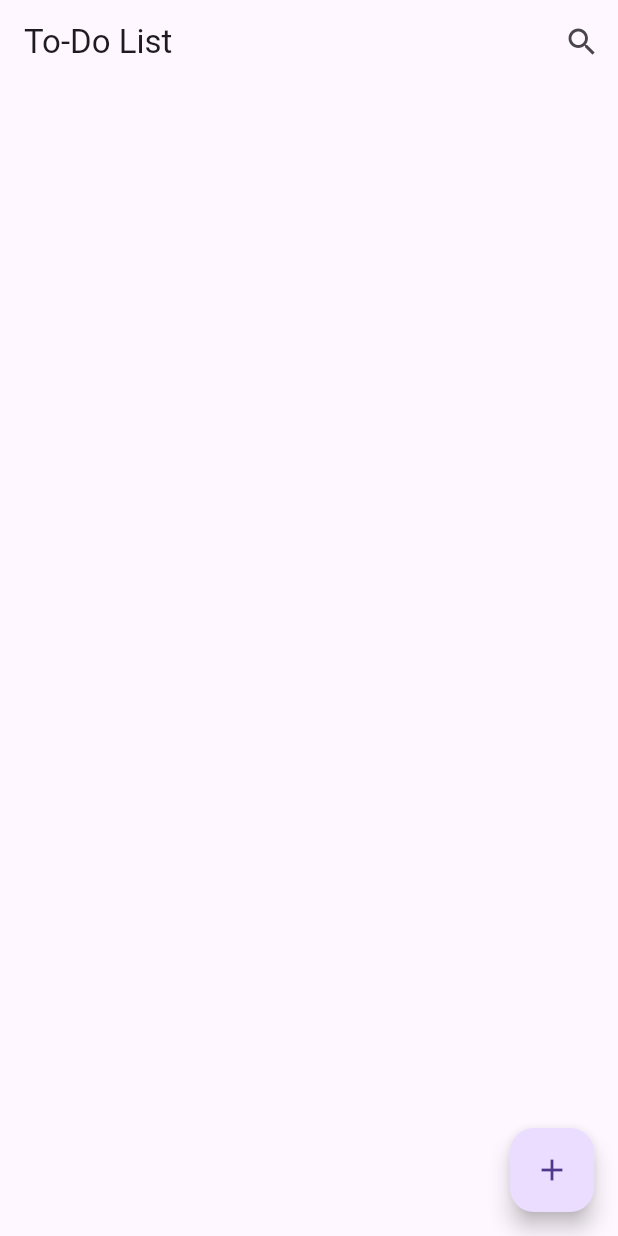
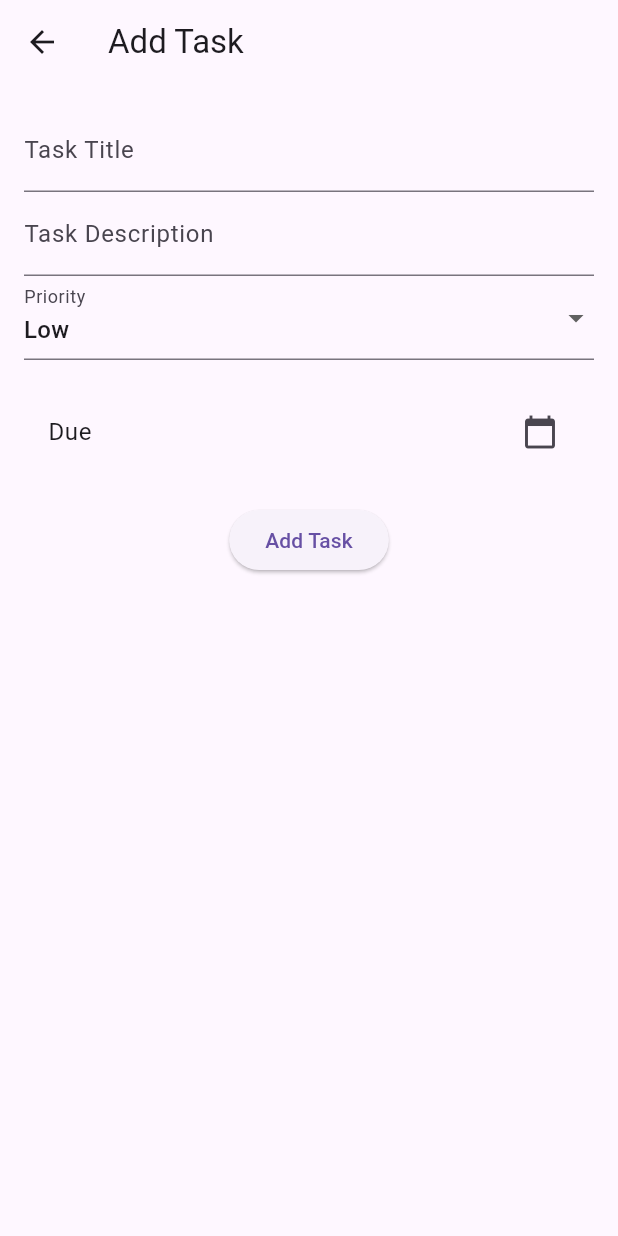
Before and after one commit to pradnyesh-86/todo_list_app, a Flutter app: the screen it shows after launch, after a tap on the "add" icon, on a phone screen of 412 x 824 dp. Run offline on Flutter 3.47's test engine with Material 3 defaults, Android fonts, the phone set to English and light mode, and no system bars; our stand-ins replace flutter_local_notifications, get, sqflite, timezone; accounts and stored records are empty.

Commit message:
added create and update task functiionality

```diff
--- a/lib/database/task_repository.dart
+++ b/lib/database/task_repository.dart
@@ -41,4 +41,22 @@ class TaskRepository {
     final db = await _getDatabase();
     await db.delete('tasks', where: 'id = ?', whereArgs: [id]);
   }
+
+  static Task copyWith(
+    Task task, {
+    String? title,
+    String? description,
+    DateTime? dueDate,
+    String? priority,
+    bool? isCompleted,
+  }) {
+    return Task(
+      id: task.id, // Keep the existing ID
+      title: title ?? task.title,
+      description: description ?? task.description,
+      dueDate: dueDate ?? task.dueDate,
+      priority: priority ?? task.priority,
+      isCompleted: isCompleted ?? task.isCompleted,
+    );
+  }
 }
--- a/lib/models/task.dart
+++ b/lib/models/task.dart
@@ -37,4 +37,23 @@ class Task {
       isCompleted: map['isCompleted'] == 1,
     );
   }
+
+  // Define the copyWith method
+  Task copyWith({
+    int? id,
+    String? title,
+    String? description,
+    DateTime? dueDate,
+    String? priority,
+    bool? isCompleted,
+  }) {
+    return Task(
+      id: id ?? this.id,
+      title: title ?? this.title,
+      description: description ?? this.description,
+      dueDate: dueDate ?? this.dueDate,
+      priority: priority ?? this.priority,
+      isCompleted: isCompleted ?? this.isCompleted,
+    );
+  }
 }
--- /dev/null
+++ b/lib/views/AddEditTaskScreen.dart
@@ -0,0 +1,136 @@
+import 'package:flutter/material.dart';
+import 'package:get/get.dart';
+import '../models/task.dart';
+import '../viewmodels/task_controller.dart';
+
+class AddEditTaskScreen extends StatefulWidget {
+  final Task? task; // Optional task for editing
+
+  AddEditTaskScreen({this.task});
+
+  @override
+  _AddEditTaskScreenState createState() => _AddEditTaskScreenState();
+}
+
+class _AddEditTaskScreenState extends State<AddEditTaskScreen> {
+  final _formKey = GlobalKey<FormState>();
+  final TaskController taskController = Get.find();
+
+  // Controllers for text fields
+  TextEditingController _titleController = TextEditingController();
+  TextEditingController _descriptionController = TextEditingController();
+
+  // Variables for priority and due date
+  String _selectedPriority = 'Low';
+  DateTime _selectedDate = DateTime.now();
+
+  @override
+  void initState() {
+    super.initState();
+    if (widget.task != null) {
+      _titleController.text = widget.task!.title;
+      _descriptionController.text = widget.task!.description;
+      _selectedPriority = widget.task!.priority;
+      _selectedDate = widget.task!.dueDate;
+    }
+  }
+
+  @override
+  Widget build(BuildContext context) {
+    return Scaffold(
+      appBar: AppBar(
+        title: Text(widget.task != null ? 'Edit Task' : 'Add Task'),
+      ),
+      body: Padding(
+        padding: const EdgeInsets.all(16.0),
+        child: Form(
+          key: _formKey,
+          child: Column(
+            children: [
+              TextFormField(
+                controller: _titleController,
+                decoration: InputDecoration(labelText: 'Task Title'),
+                validator: (value) {
+                  if (value == null || value.isEmpty) {
+                    return 'Please enter a task title';
+                  }
+                  return null;
+                },
+              ),
+              TextFormField(
+                controller: _descriptionController,
+                decoration: InputDecoration(labelText: 'Task Description'),
+              ),
+              DropdownButtonFormField<String>(
+                value: _selectedPriority,
+                decoration: InputDecoration(labelText: 'Priority'),
+                items: ['Low', 'Medium', 'High'].map((priority) {
+                  return DropdownMenuItem(
+                    value: priority,
+                    child: Text(priority),
+                  );
+                }).toList(),
+                onChanged: (value) {
+                  setState(() {
+                    _selectedPriority = value!;
+                  });
+                },
+              ),
+              SizedBox(height: 20),
+              ListTile(
+                title:
+                    Text('Due Date: ${_selectedDate.toLocal()}'.split(' ')[0]),
+                trailing: Icon(Icons.calendar_today),
+                onTap: _selectDate,
+              ),
+              SizedBox(height: 20),
+              ElevatedButton(
+                onPressed: _saveTask,
+                child: Text(widget.task != null ? 'Update Task' : 'Add Task'),
+              ),
+            ],
+          ),
+        ),
+      ),
+    );
+  }
+
+  Future<void> _selectDate() async {
+    DateTime? picked = await showDatePicker(
+      context: context,
+      initialDate: _selectedDate,
+      firstDate: DateTime.now(),
+      lastDate: DateTime(2100),
+    );
+    if (picked != null && picked != _selectedDate) {
+      setState(() {
+        _selectedDate = picked;
+      });
+    }
+  }
+
+  void _saveTask() {
+    if (_formKey.currentState!.validate()) {
+      if (widget.task != null) {
+        // Edit existing task
+        Task updatedTask = widget.task!.copyWith(
+          title: _titleController.text,
+          description: _descriptionController.text,
+          dueDate: _selectedDate,
+          priority: _selectedPriority,
+        );
+        taskController.updateTask(updatedTask);
+      } else {
+        // Add new task
+        Task newTask = Task(
+          title: _titleController.text,
+          description: _descriptionController.text,
+          dueDate: _selectedDate,
+          priority: _selectedPriority,
+        );
+        taskController.addTask(newTask);
+      }
+      Get.back(); // Navigate back after saving
+    }
+  }
+}
--- a/lib/views/home_screen.dart
+++ b/lib/views/home_screen.dart
@@ -1,7 +1,8 @@
 import 'package:flutter/material.dart';
 import 'package:get/get.dart';
 import '../viewmodels/task_controller.dart';
-import 'task_search_delegate.dart'; // Import the new delegate
+import 'task_search_delegate.dart';
+import 'AddEditTaskScreen.dart';
 
 class HomeScreen extends StatelessWidget {
   final TaskController taskController = Get.put(TaskController());
@@ -43,7 +44,8 @@ class HomeScreen extends StatelessWidget {
                   },
                 ),
                 onTap: () {
-                  // Navigate to task details/edit page
+                  Get.to(() =>
+                      AddEditTaskScreen(task: task)); // Navigate to edit screen
                 },
               );
             },
@@ -53,7 +55,7 @@ class HomeScreen extends StatelessWidget {
       floatingActionButton: FloatingActionButton(
         child: Icon(Icons.add),
         onPressed: () {
-          // Navigate to Add Task Screen
+          Get.to(() => AddEditTaskScreen()); // Navigate to Add Task Screen
         },
       ),
     );
```
